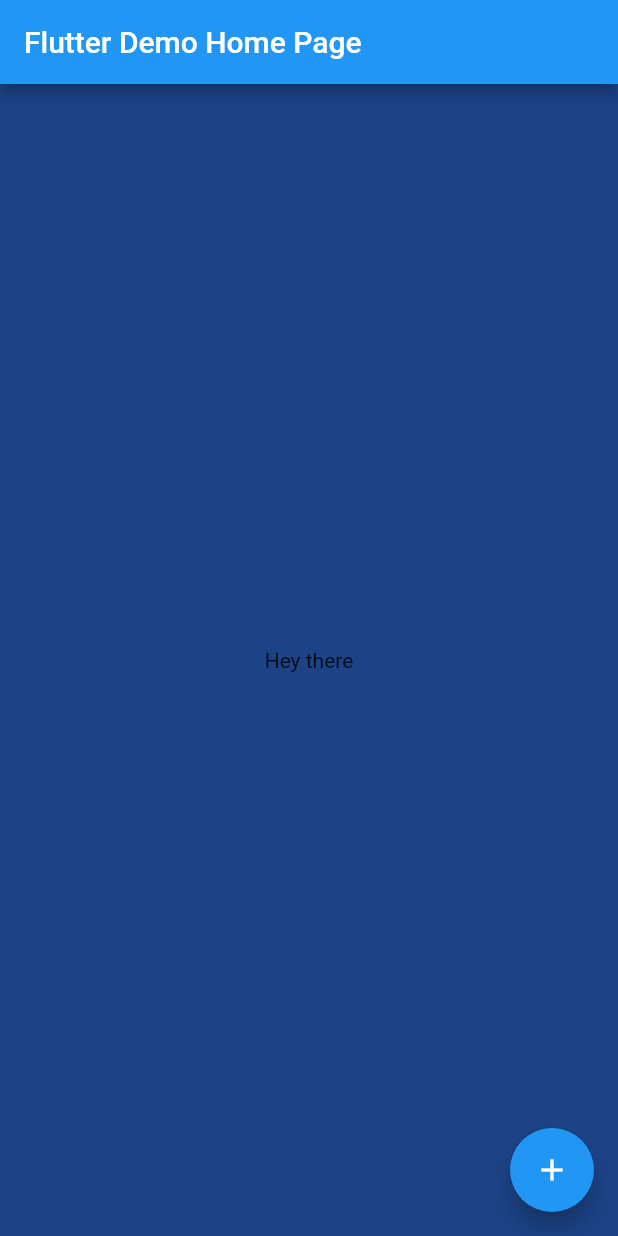
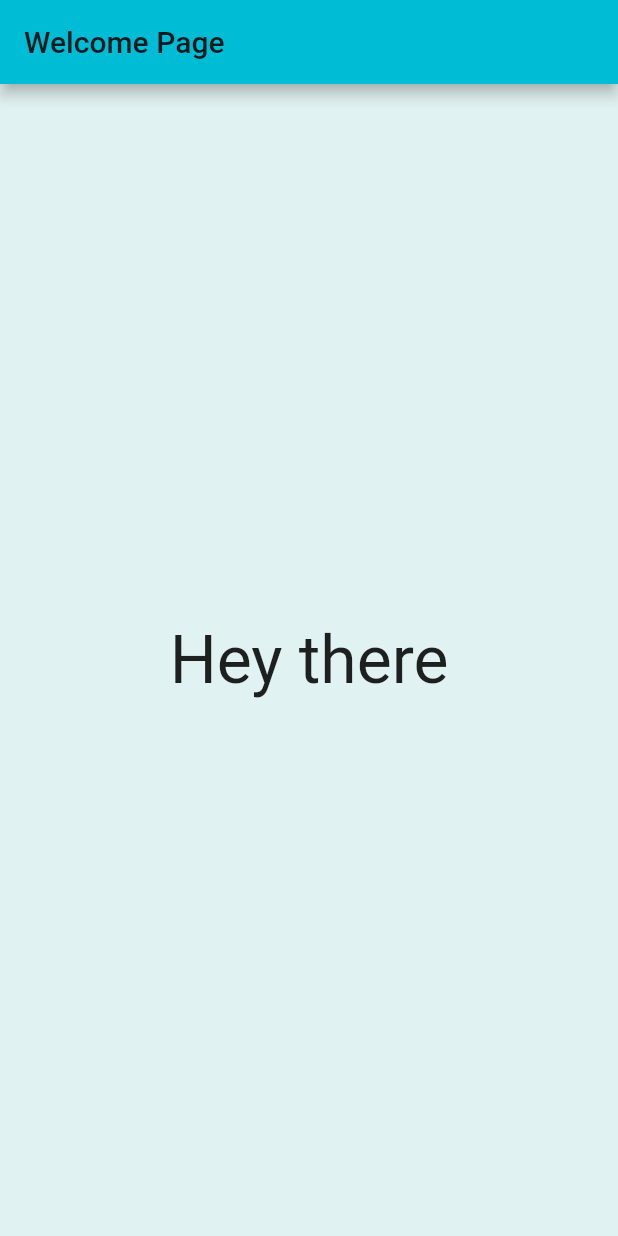
Before and after one commit to ViktoriaLi/Hey_there_flutter, a Flutter app: the screen it shows after launch, on a phone screen of 412 x 824 dp. Run offline on Flutter 3.47's test engine with Material 2 defaults, Android fonts, the phone set to English and light mode, and no system bars.

Commit message:
Change colors

```diff
--- a/lib/main.dart
+++ b/lib/main.dart
@@ -2,44 +2,39 @@ import 'package:flutter/material.dart';
 import 'dart:math' as math;
 
 void main() {
-  runApp(MyApp());
+  runApp(HeyThereApp());
 }
 
-class MyApp extends StatelessWidget {
+class HeyThereApp extends StatelessWidget {
   @override
   Widget build(BuildContext context) {
     return MaterialApp(
-      title: 'Flutter Demo',
+      title: 'Hey there!',
       theme: ThemeData(
-        primarySwatch: Colors.blue,
-
+        primarySwatch: Colors.cyan,
         visualDensity: VisualDensity.adaptivePlatformDensity,
       ),
-      home: MyHomePage(title: 'Flutter Demo Home Page'),
+      home: HeyTherePage(title: 'Welcome Page'),
     );
   }
 }
 
-class MyHomePage extends StatefulWidget {
-  MyHomePage({Key key, this.title}) : super(key: key);
+class HeyTherePage extends StatefulWidget {
+  HeyTherePage({Key key, this.title}) : super(key: key);
 
   final String title;
 
   @override
-  _MyHomePageState createState() => _MyHomePageState();
+  HeyTherePageState createState() => HeyTherePageState();
 }
 
-class _MyHomePageState extends State<MyHomePage> {
+class HeyTherePageState extends State<HeyTherePage> {
   int _counter = 0;
   String _greeting = "Hey there";
   void _incrementCounter() {
     setState(() {
-      // This call to setState tells the Flutter framework that something has
-      // changed in this State, which causes it to rerun the build method below
-      // so that the display can reflect the updated values. If we changed
-      // _counter without calling setState(), then the build method would not be
-      // called again, and so nothing would appear to happen.
       _counter++;
+      print("counter");
     });
   }
 
@@ -50,23 +45,15 @@ class _MyHomePageState extends State<MyHomePage> {
         title: Text(widget.title),
       ),
       body: _Content(_greeting),
-      floatingActionButton: FloatingActionButton(
-        onPressed: _incrementCounter,
-        tooltip: 'Increment',
-        child: Icon(Icons.add),
-      ),
     );
   }
 
   Widget _Content(String greeting) {
-    final my_color_variable = Colors.red;
-
     return GestureDetector(
           onTap: () {
             setState(() {
-              my_color_variable: Colors.grey[300];
-
               print('MyButton was tapped!');
+              _incrementCounter();
             });
           },
           child: buildContainer (greeting),
@@ -74,7 +61,13 @@ class _MyHomePageState extends State<MyHomePage> {
       }
 
       Container buildContainer (String greeting) {
-        var color = Color((math.Random().nextDouble() * 0xFFFFFF).toInt()).withOpacity(1.0);
+        var color; //= Colors.primaries[math.Random().nextInt(Colors.primaries.length)].withOpacity(0.5);
+        //Color((math.Random().nextDouble() * 0xFFFFFF).toInt()).withOpacity(1.0);
+        _counter == 0 ? color = Colors.teal[50] : color = Colors.primaries[math.Random().nextInt(Colors.primaries.length)].withOpacity(0.5);
+        return buildContainerWithColor(color, greeting);
+      }
+
+      Container buildContainerWithColor(Color color, String greeting) {
         return Container(
           color: color,
           width: double.infinity,
@@ -82,9 +75,11 @@ class _MyHomePageState extends State<MyHomePage> {
           child: Center (
             child: Text(
               '$greeting',
+              style: TextStyle(
+                fontSize: 44,
               ),
               ),
-
+            ),
           );
       }
 }
```
Lines whose indentation alone changed are shown as unchanged.
